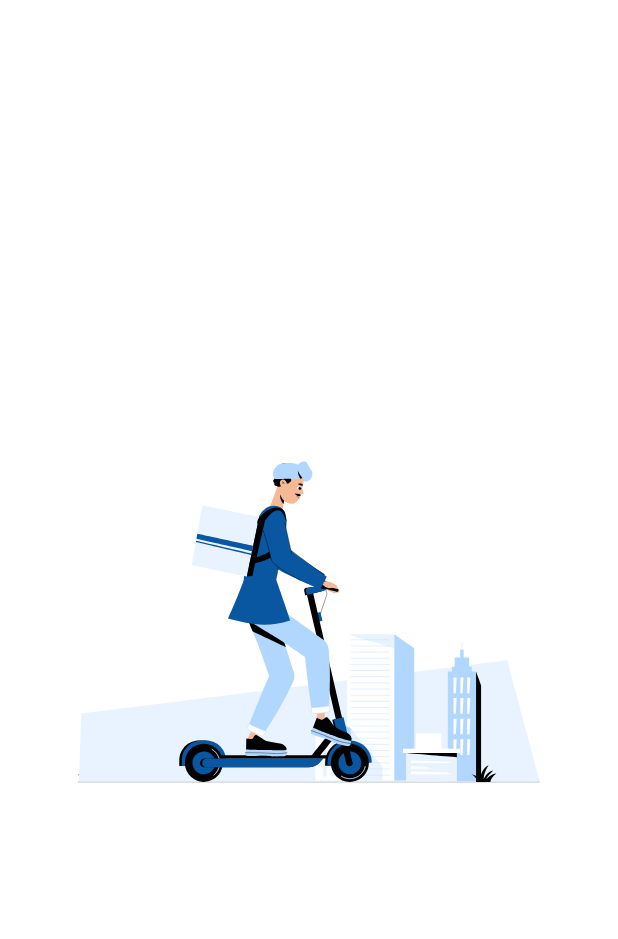
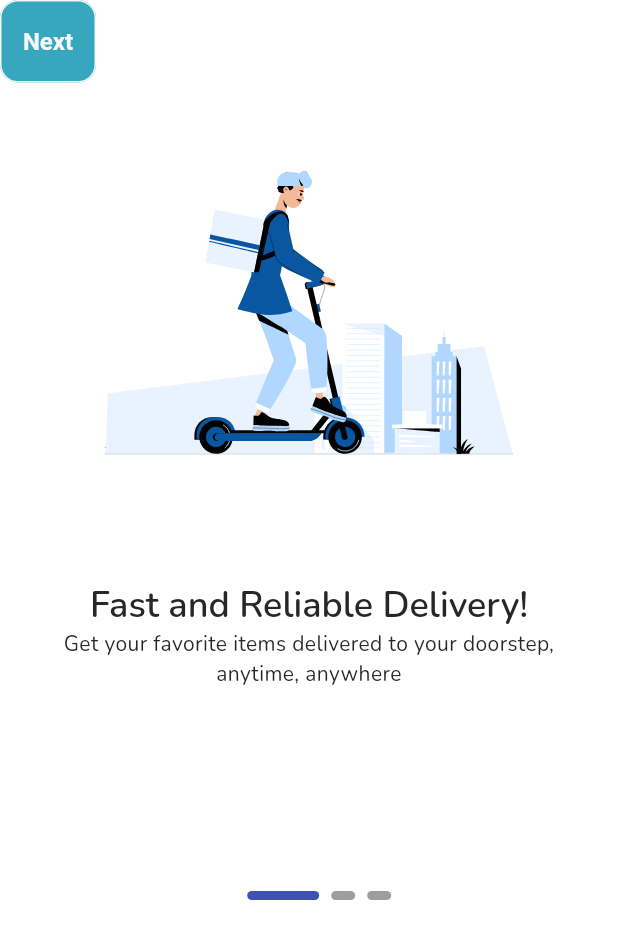
Before and after one commit to Hemantgupta812/e_commerce, a Flutter app: the screen it shows after launch, swiped to page 3, on a phone screen of 412 x 824 dp. Shown: the top 939 px of the screen. Run offline on Flutter 3.47's test engine with Material 3 defaults, Android fonts, the light colour scheme and no system bars; our stand-ins replace flutter_native_splash, lottie, smooth_page_indicator.

Commit message:
onboarding Screen inprogress

```diff
--- a/lib/features/authentication/screens/onboarding/onboarding.dart
+++ b/lib/features/authentication/screens/onboarding/onboarding.dart
@@ -1,8 +1,9 @@
+import 'package:e_commerce/features/authentication/screens/onboarding/widgets/onboarding_page.dart';
 import 'package:e_commerce/utils/constants/images.dart';
-import 'package:e_commerce/utils/constants/sizes.dart';
 import 'package:e_commerce/utils/constants/texts.dart';
+import 'package:e_commerce/utils/helpers/device_helpers.dart';
 import 'package:flutter/material.dart';
-import 'package:lottie/lottie.dart';
+import 'package:smooth_page_indicator/smooth_page_indicator.dart';
 
 class OnBoardingScreen extends StatelessWidget{
   const OnBoardingScreen({super.key});
@@ -15,27 +16,34 @@ class OnBoardingScreen extends StatelessWidget{
         children: [
           PageView(
             children: [
-              Padding(
-                padding: EdgeInsets.only(right: USizes.defaultSpace,left: USizes.defaultSpace,top: USizes.defaultSpace),
-                child: Column(
-
-                  children: [
-                    Lottie.asset(UImages.onboarding1Animation),
-                    Text(UTexts.onBoardingTitle1,
-                    style: Theme.of(context).textTheme.headlineMedium,),
-                    Text(UTexts.onBoardingSubTitle1,
-                      style: Theme.of(context).textTheme.headlineSmall,
-                    textAlign: TextAlign.center,)
-                  ],
-                ),
-              ),
-              Lottie.asset(UImages.onboarding2Animation),
-              Lottie.asset(UImages.onboarding3Animation)
+              OnBoardingPage(animation: UImages.onboarding1Animation,title: UTexts.onBoardingTitle1,subTitle: UTexts.onBoardingSubTitle1,),
+              OnBoardingPage(animation: UImages.onboarding2Animation,title: UTexts.onBoardingTitle12,subTitle: UTexts.onBoardingSubTitle2),
+              OnBoardingPage(animation: UImages.onboarding3Animation,title: UTexts.onBoardingTitle3,subTitle: UTexts.onBoardingSubTitle3,),
             ],
-          )
+          ),
+          OnBoardingDotNavigation(),
+          ElevatedButton(onPressed: (){}, child: Text('Next'))
         ],
       ),
     );
   }
 
 }
+
+class OnBoardingDotNavigation extends StatelessWidget {
+  const OnBoardingDotNavigation({
+    super.key,
+  });
+
+  @override
+  Widget build(BuildContext context) {
+    return Positioned(
+      bottom: UDeviceHelper.getBottomNavigationBarHeight()*4,
+        left: UDeviceHelper.getScreenWidth(context)/2.5,
+        right: UDeviceHelper.getScreenHeight(context)/2.5 ,
+        child: SmoothPageIndicator(controller: PageController(), count: 3,
+        effect: ExpandingDotsEffect(
+          dotHeight: 6.0
+        ),));
+  }
+}
--- /dev/null
+++ b/lib/features/authentication/screens/onboarding/widgets/onboarding_page.dart
@@ -0,0 +1,33 @@
+import 'package:flutter/material.dart';
+import 'package:lottie/lottie.dart';
+
+import '../../../../../utils/constants/images.dart';
+import '../../../../../utils/constants/sizes.dart';
+import '../../../../../utils/constants/texts.dart';
+
+class OnBoardingPage extends StatelessWidget {
+  const OnBoardingPage({
+    super.key, required this.animation, required this.title, required this.subTitle,
+  });
+
+  final String animation;
+  final String title;
+  final String subTitle;
+
+  @override
+  Widget build(BuildContext context) {
+    return Padding(
+      padding: EdgeInsets.only(right: USizes.defaultSpace,left: USizes.defaultSpace,top: USizes.defaultSpace),
+      child: Column(
+
+        children: [
+          Lottie.asset(animation),
+          Text(title,
+            style: Theme.of(context).textTheme.headlineMedium,),
+          Text(subTitle,
+              textAlign: TextAlign.center)
+        ],
+      ),
+    );
+  }
+}
--- a/lib/utils/constants/texts.dart
+++ b/lib/utils/constants/texts.dart
@@ -2,7 +2,7 @@ class UTexts{
   UTexts._();
   static const String onBoardingTitle1 = 'Welcome to Lalaji Store';
   static const String onBoardingTitle12 = 'Shop Everything You Love!';
-  static const String onBoardingTitle13 = 'Fast and Reliable Delivery!';
+  static const String onBoardingTitle3 = 'Fast and Reliable Delivery!';
 
   static const String onBoardingSubTitle1 = 'Your one-stop destination for effortless and enjoyable shopping';
   static const String onBoardingSubTitle2 = 'Discover top-quality products at the best prices with a seamless shopping experience';
```
Also changed, not shown: lib/utils/helpers/device_helpers.dart (+51 -0 lines).
